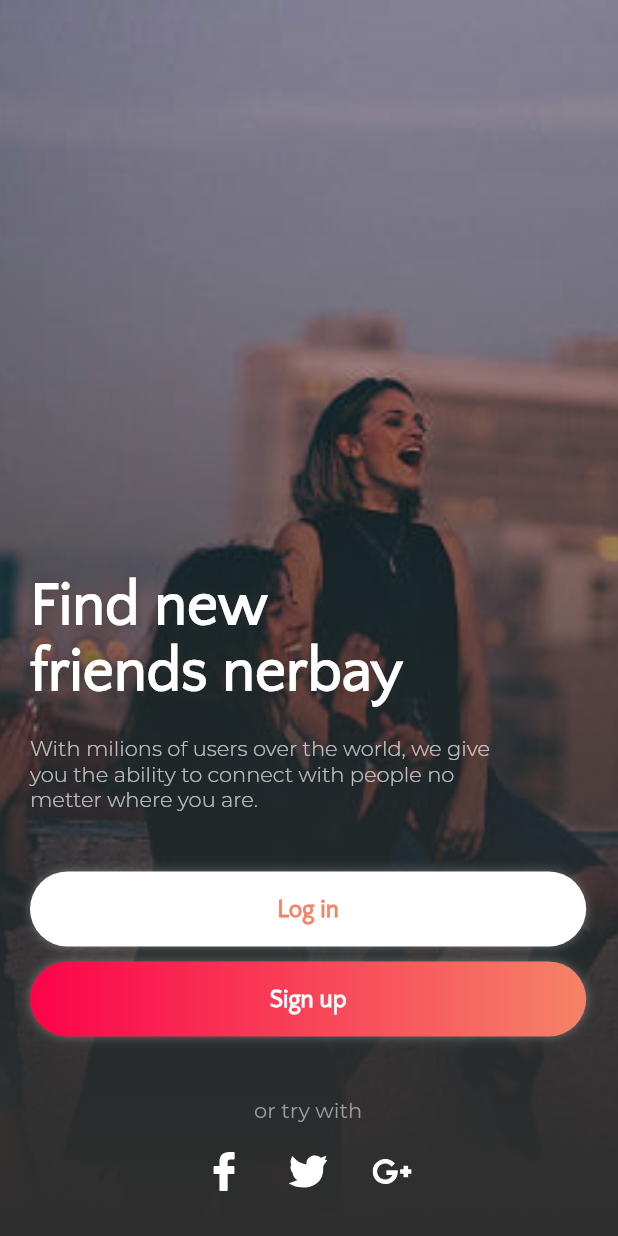
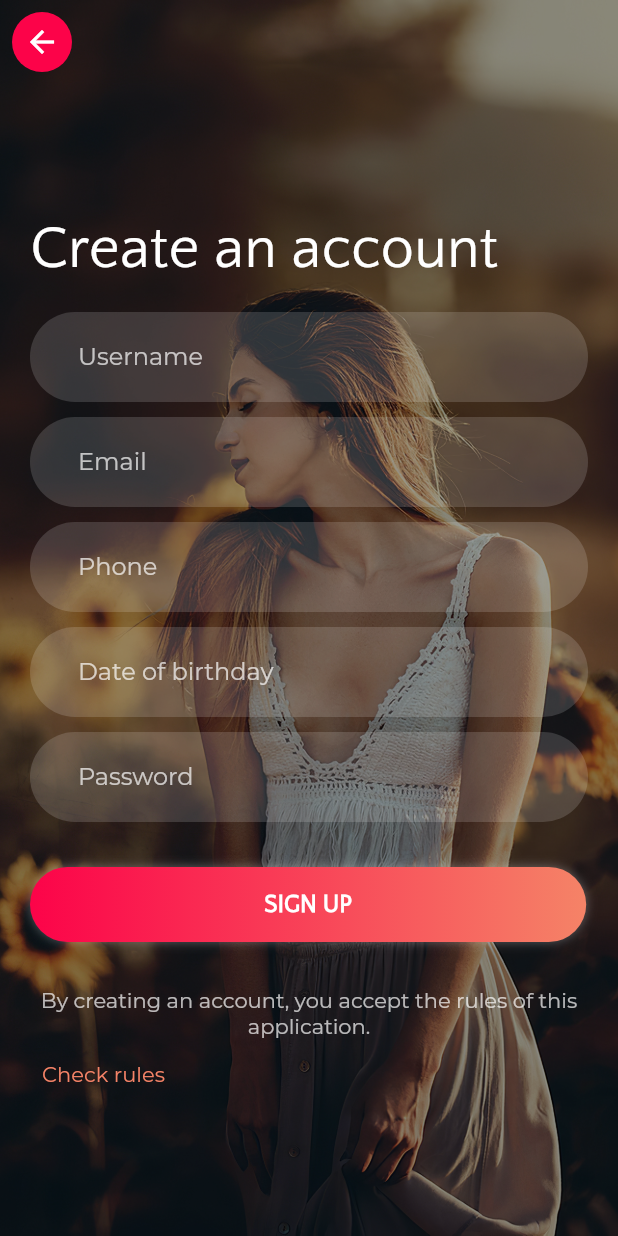
Before and after one commit to BenjaminMahmic/social_app_ui_kit, a Flutter app: the screen it shows after launch, after a tap on "Sign up", on a phone screen of 412 x 824 dp. Run offline on Flutter 3.47's test engine with Material 2 defaults, Android fonts, the phone set to English and light mode, and no system bars; our stand-ins replace flutter_svg, page_transition.

Commit message:
Register screen

```diff
--- a/lib/screens/log_reg_home/log_reg_home_screen.dart
+++ b/lib/screens/log_reg_home/log_reg_home_screen.dart
@@ -5,6 +5,7 @@ import 'package:social_app_ui_kit/components/custom_button.dart';
 import 'package:social_app_ui_kit/constants.dart';
 import 'package:social_app_ui_kit/screens/log_reg_home/components/bottom_oprions.dart';
 import 'package:social_app_ui_kit/screens/login/login_screen.dart';
+import 'package:social_app_ui_kit/screens/register/register_screen.dart';
 
 class LogRegHomeScreen extends StatelessWidget {
   const LogRegHomeScreen({Key? key}) : super(key: key);
@@ -93,7 +94,17 @@ class LogRegHomeScreen extends StatelessWidget {
                     title: 'Sign up',
                     titleColor: Colors.white,
                     doGradient: true,
-                    onPress: () {},
+                    onPress: () {
+                      Navigator.push(
+                        context,
+                        PageTransition(
+                          type: PageTransitionType.fade,
+                          child: const RegisterScreen(),
+                          duration: const Duration(milliseconds: 300),
+                          ctx: context,
+                        ),
+                      );
+                    },
                   ),
                   const SizedBox(height: AppConsts.defPadding * 4),
                   const BottomOptions(),
--- /dev/null
+++ b/lib/screens/register/register_screen.dart
@@ -0,0 +1,104 @@
+import 'package:flutter/material.dart';
+import 'package:social_app_ui_kit/components/custom_button.dart';
+import 'package:social_app_ui_kit/components/text_field.dart';
+import 'package:social_app_ui_kit/constants.dart';
+
+class RegisterScreen extends StatelessWidget {
+  const RegisterScreen({Key? key}) : super(key: key);
+
+  @override
+  Widget build(BuildContext context) {
+    final size = MediaQuery.of(context).size;
+
+    return Scaffold(
+      extendBodyBehindAppBar: true,
+      appBar: AppBar(
+        backgroundColor: Colors.transparent,
+        elevation: 0,
+        leading: Padding(
+          padding: const EdgeInsets.all(8),
+          child: CircleAvatar(
+            backgroundColor: AppConsts.primaryColor,
+            child: Center(
+              child: IconButton(
+                icon: const Icon(
+                  Icons.arrow_back,
+                  color: Colors.white,
+                ),
+                onPressed: () => Navigator.of(context).pop(),
+              ),
+            ),
+          ),
+        ),
+      ),
+      body: SingleChildScrollView(
+        child: Container(
+          height: size.height,
+          width: size.width,
+          decoration: const BoxDecoration(
+            image: DecorationImage(
+              image: AssetImage('assets/pictures/backgrounds/background4.jpg'),
+              fit: BoxFit.cover,
+              colorFilter: ColorFilter.mode(Colors.black45, BlendMode.darken),
+            ),
+          ),
+          child: Padding(
+            padding: const EdgeInsets.symmetric(
+                horizontal: AppConsts.defPadding * 2),
+            child: Column(
+              crossAxisAlignment: CrossAxisAlignment.start,
+              mainAxisAlignment: MainAxisAlignment.center,
+              children: [
+                const SizedBox(height: AppConsts.defPadding * 6),
+                const Text(
+                  'Create an account',
+                  style: TextStyle(
+                    color: Colors.white,
+                    fontFamily: 'QuattrocentoSans',
+                    fontSize: AppConsts.largeTitleSize,
+                  ),
+                ),
+                const SizedBox(height: AppConsts.defPadding * 2),
+                const CustomTextField(hintText: 'Username'),
+                const SizedBox(height: AppConsts.defPadding),
+                const CustomTextField(hintText: 'Email'),
+                const SizedBox(height: AppConsts.defPadding),
+                const CustomTextField(hintText: 'Phone'),
+                const SizedBox(height: AppConsts.defPadding),
+                const CustomTextField(hintText: 'Date of birthday'),
+                const SizedBox(height: AppConsts.defPadding),
+                const CustomTextField(hintText: 'Password'),
+                const SizedBox(height: AppConsts.defPadding),
+                const SizedBox(height: AppConsts.defPadding * 2),
+                CustomButton(
+                  title: 'SIGN UP',
+                  titleColor: Colors.white,
+                  onPress: () {},
+                  doGradient: true,
+                ),
+                const SizedBox(height: AppConsts.defPadding * 3),
+                const Text(
+                  'By creating an account, you accept the rules of this application.',
+                  style: TextStyle(color: Colors.white70),
+                  textAlign: TextAlign.center,
+                ),
+                TextButton(
+                  child: const Text(
+                    'Check rules',
+                    style: TextStyle(
+                      color: AppConsts.secondaryColor,
+                    ),
+                  ),
+                  onPressed: () {
+                    // ignore: avoid_print
+                    print('Show rules dialog');
+                  },
+                ),
+              ],
+            ),
+          ),
+        ),
+      ),
+    );
+  }
+}
```
Also changed, not shown: assets/pictures/backgrounds/background4.jpg (added).
